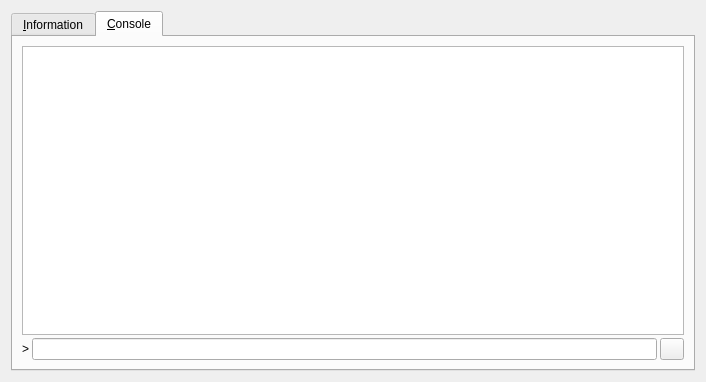
The window that src/qt/forms/rpcconsole.ui (PaycoinFoundation/paycoin) describes before a commit, drawn with Qt 5.
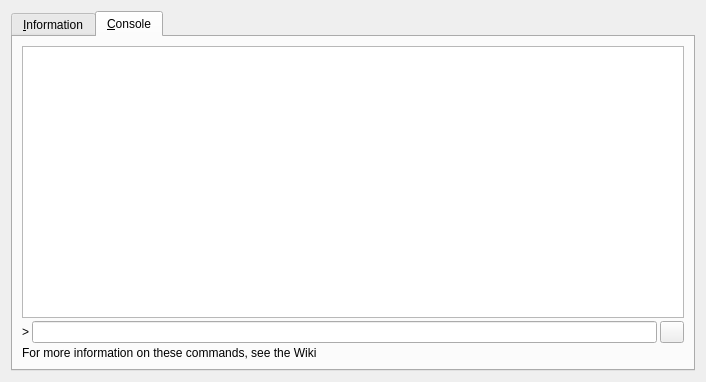
The same window after the commit. The open tabs and pages were chosen to show the change. Icons and pictures are not drawn.

Commit message:
Include Link To Wiki Include a link on the Debug console page to the Wiki, allowing for access to more detailed information about possible commands & their usage.
This should solve [#312](https://github.com/PaycoinFoundation/paycoin/issues/312)

What changed in the file:
```diff
--- a/src/qt/forms/rpcconsole.ui
+++ b/src/qt/forms/rpcconsole.ui
@@ -338,6 +338,20 @@
          </item>
         </layout>
        </item>
+       <item>
+        <layout class="QHBoxLayout" name="bottomLayout">
+         <property name="spacing">
+          <number>3</number>
+         </property>
+         <item>
+          <widget class="QLabel" name="notice">
+           <property name="text">
+            <string>For more information on these commands, see the Wiki</string>
+           </property>
+          </widget>
+         </item>
+        </layout>
+       </item>
       </layout>
      </widget>
     </widget>
```
The commit also changes 1 other file.
